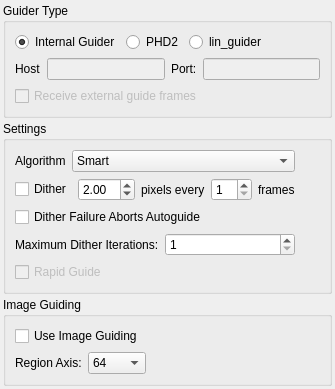
Before: the Qt Designer form kstars/ekos/guide/opsguide.ui in KDE/kstars, drawn with Qt 5.
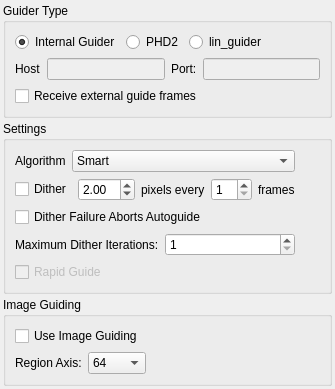
After: the same form once the commit is applied.

Diff of the .ui file:
```diff
--- a/kstars/ekos/guide/opsguide.ui
+++ b/kstars/ekos/guide/opsguide.ui
@@ -132,7 +132,7 @@
       <item>
        <widget class="QCheckBox" name="kcfg_GuideRemoteImagesEnabled">
         <property name="enabled">
-         <bool>false</bool>
+         <bool>true</bool>
         </property>
         <property name="toolTip">
          <string>For external guiders, enable receiving guide images in Ekos.</string>
```
